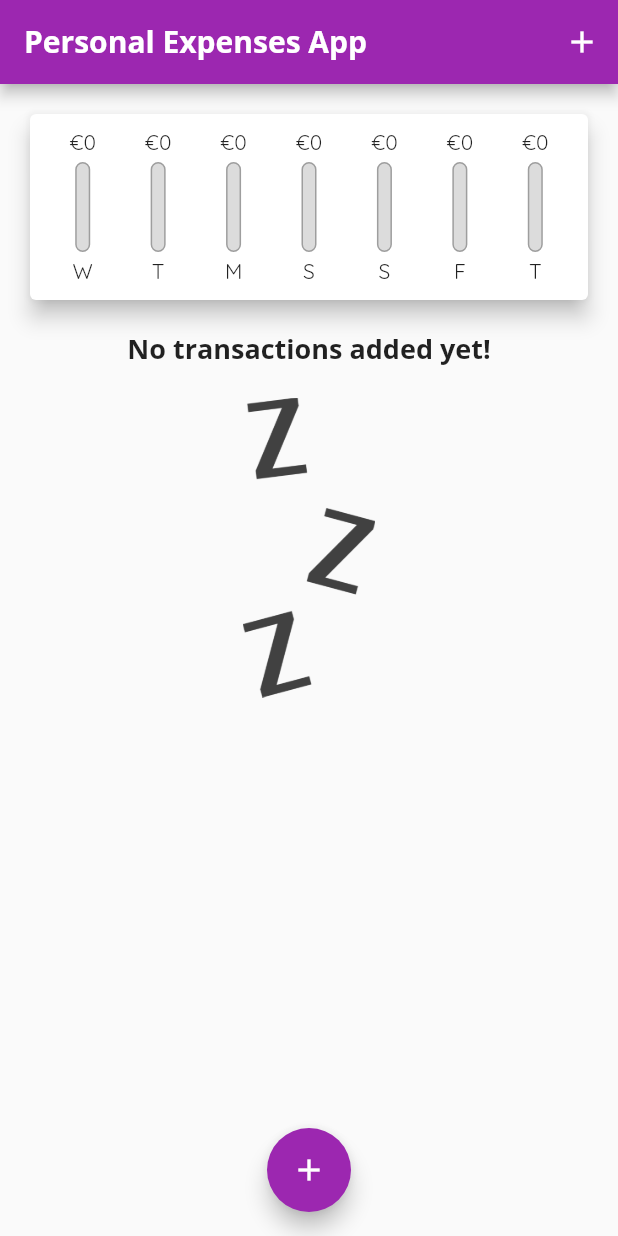
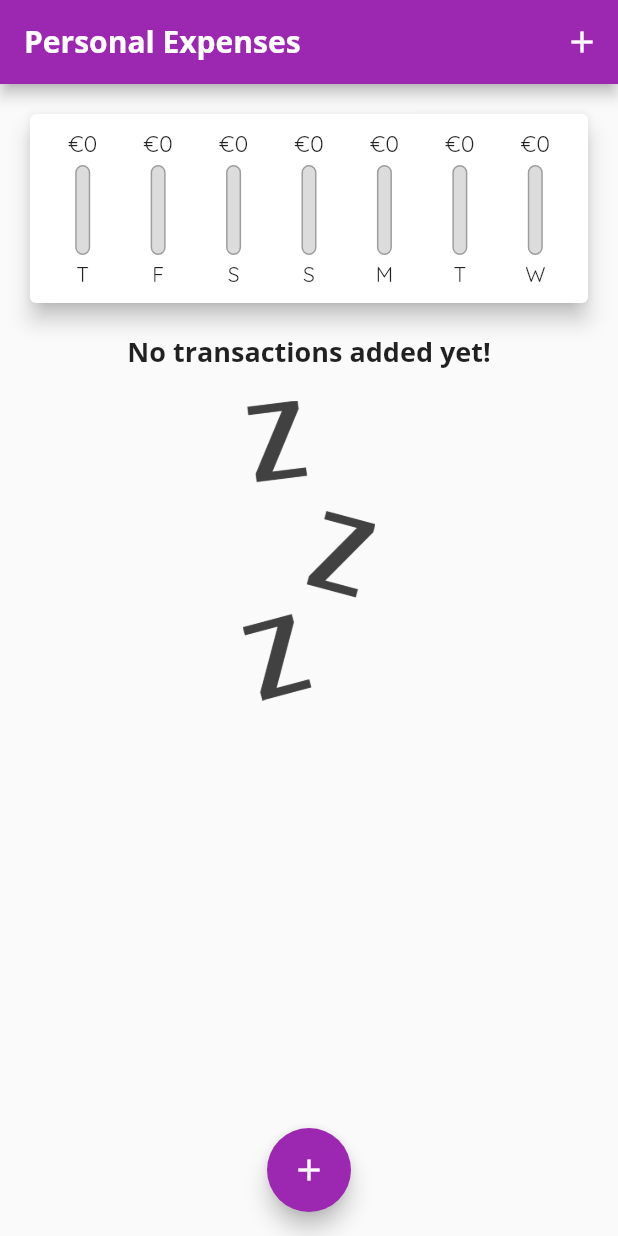
Before and after one commit to pfgrebelo/Flutter_PersonalExpensesApp, a Flutter app: the screen it shows after launch, on a phone screen of 412 x 824 dp. Run offline on Flutter 3.47's test engine with Material 2 defaults, Android fonts, the phone set to English and light mode, and no system bars.

```diff
--- a/lib/main.dart
+++ b/lib/main.dart
@@ -13,7 +13,7 @@ class PersonalExpensesApp extends StatelessWidget {
   Widget build(BuildContext context) {
     return MaterialApp(
       debugShowCheckedModeBanner: false,
-      title: 'Personal Expenses App',
+      title: 'Personal Expenses',
       theme: ThemeData(
         primarySwatch: Colors.purple,
         fontFamily: 'Quicksand',
@@ -95,7 +95,7 @@ class _MyHomePageState extends State<MyHomePage> {
     return Scaffold(
       appBar: AppBar(
         title: Text(
-          'Personal Expenses App',
+          'Personal Expenses',
         ),
         actions: [
           IconButton(
--- a/lib/widgets/chart.dart
+++ b/lib/widgets/chart.dart
@@ -29,7 +29,7 @@ class Chart extends StatelessWidget {
         'day': DateFormat.E().format(weekDay).substring(0, 1),
         'amount': totalSum,
       };
-    });
+    }).reversed.toList();
   }
 
   double get maxSpending {
--- a/lib/widgets/chart_bar.dart
+++ b/lib/widgets/chart_bar.dart
@@ -16,8 +16,11 @@ class ChartBar extends StatelessWidget {
   Widget build(BuildContext context) {
     return Column(
       children: [
-        FittedBox(
-          child: Text('€${spendingAmount.toStringAsFixed(0)}'),
+        Container(
+          height: 20,
+          child: FittedBox(
+            child: Text('€${spendingAmount.toStringAsFixed(0)}'),
+          ),
         ),
         SizedBox(
           height: 4,
```
Also changed, not shown: lib/widgets/transaction_list.dart (+14 -28 lines).
